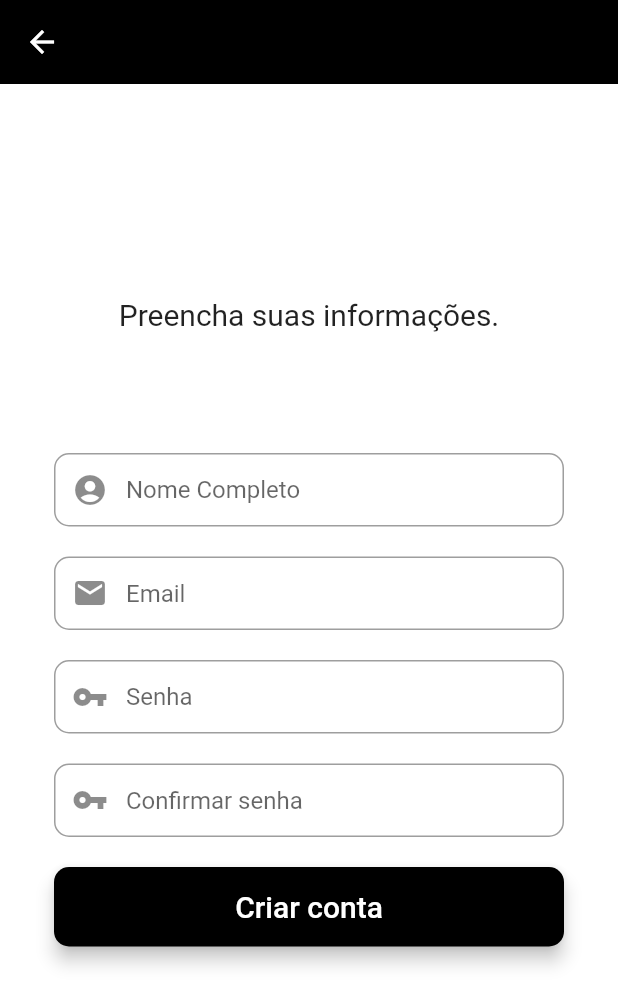
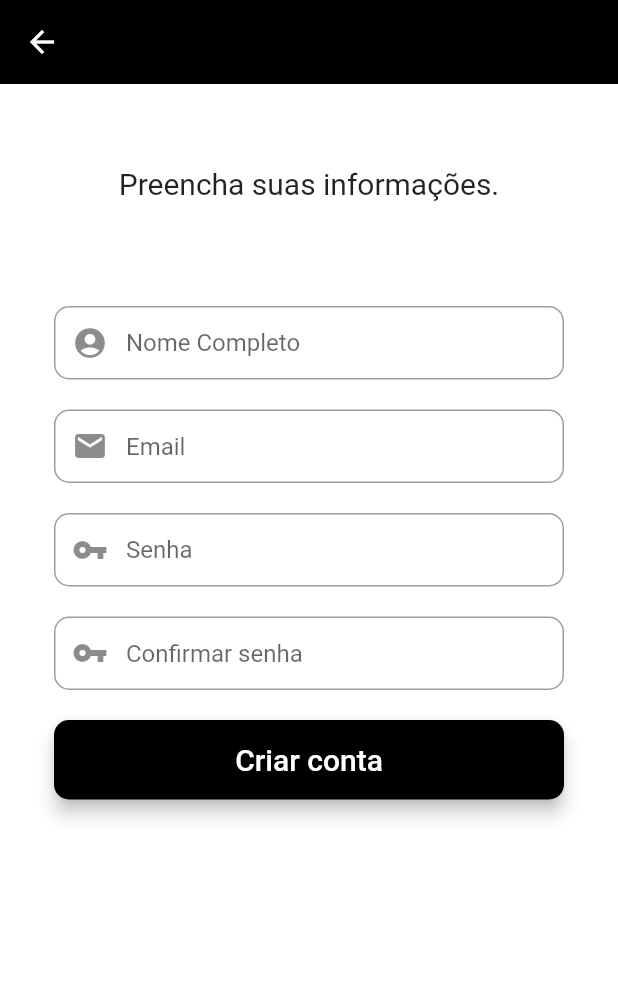
Before and after one commit to brfideliza/brfideliza, a Flutter app: the RegistrationScreen screen opened by its route, on a phone screen of 412 x 824 dp. Shown: the top 1005 px of the screen. Run offline on Flutter 3.47's test engine with Material 2 defaults, Android fonts, the phone set to English and light mode, and no system bars; our stand-ins replace cloud_firestore, firebase_auth, firebase_core, fluttertoast; accounts and stored records are empty.

Commit message:
fixed bug "bottom overflowed by pixels"

```diff
--- a/lib/main.dart
+++ b/lib/main.dart
@@ -24,7 +24,7 @@ class BrFideliza extends StatelessWidget {
   Widget build(BuildContext context) {
     return MaterialApp(
       title: "BrFideliza",
-      initialRoute: ExploreScreen.id,
+      initialRoute: LoginScreen.id,
       routes: {
         SplashScreen.id: (context) => const SplashScreen(),
         LoginScreen.id: (context) => const LoginScreen(),
--- a/lib/screens/login/registration_screen.dart
+++ b/lib/screens/login/registration_screen.dart
@@ -116,11 +116,12 @@ class _RegistrationScreenState extends State<RegistrationScreen> {
           },
         ),
       ),
-      body: Column(
+      body: SingleChildScrollView(
+        child: Column(
           mainAxisAlignment: MainAxisAlignment.center,
           children: [
             const Padding(
-            padding: EdgeInsets.symmetric(horizontal: 25.0),
+              padding: EdgeInsets.symmetric(vertical: 55.0),
               child: Text(
                 'Preencha suas informações.',
                 textAlign: TextAlign.center,
@@ -132,14 +133,14 @@ class _RegistrationScreenState extends State<RegistrationScreen> {
                 child: Container(
                   color: Colors.white,
                   child: Padding(
-                  padding: const EdgeInsets.all(36.0),
+                    padding: const EdgeInsets.fromLTRB(36, 0, 36, 0),
                     child: Form(
                       key: _formKey,
                       child: Column(
                         mainAxisAlignment: MainAxisAlignment.center,
                         crossAxisAlignment: CrossAxisAlignment.center,
                         children: <Widget>[
-                        const SizedBox(height: 45),
+                          const SizedBox(height: 15),
                           nameField,
                           const SizedBox(height: 20),
                           emailField,
@@ -158,6 +159,7 @@ class _RegistrationScreenState extends State<RegistrationScreen> {
               ),
             ),
           ],
+        ),
       ),
     );
   }
```
Lines whose indentation alone changed are shown as unchanged.
